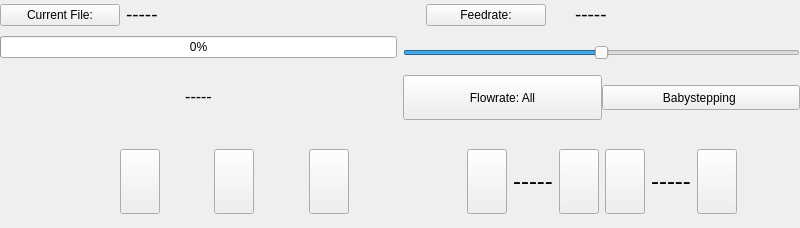
Qt form ClientApp/qt/activeprintwidget.ui (re3Dprinting/touchscreen) before a commit.
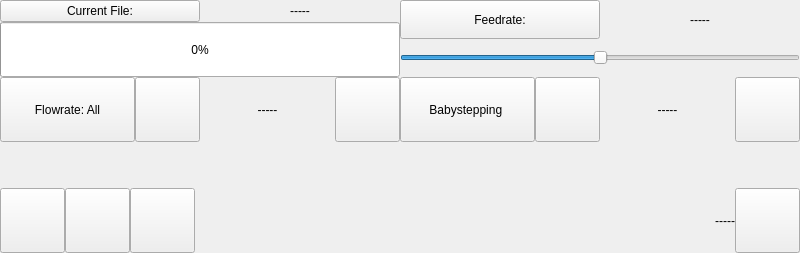
The same form after that commit. Icons and pictures are not drawn.

The edit to the form file:
```diff
--- a/ClientApp/qt/activeprintwidget.ui
+++ b/ClientApp/qt/activeprintwidget.ui
@@ -7,44 +7,169 @@
     <x>0</x>
     <y>0</y>
     <width>800</width>
-    <height>228</height>
+    <height>253</height>
    </rect>
   </property>
+  <property name="sizePolicy">
+   <sizepolicy hsizetype="Preferred" vsizetype="Preferred">
+    <horstretch>0</horstretch>
+    <verstretch>0</verstretch>
+   </sizepolicy>
+  </property>
   <property name="maximumSize">
    <size>
     <width>800</width>
-    <height>600</height>
+    <height>480</height>
    </size>
   </property>
   <property name="windowTitle">
    <string>TemperatureWindow</string>
   </property>
+  <layout class="QVBoxLayout" name="verticalLayout_3">
+   <property name="spacing">
+    <number>0</number>
+   </property>
+   <property name="leftMargin">
+    <number>0</number>
+   </property>
+   <property name="topMargin">
+    <number>0</number>
+   </property>
+   <property name="rightMargin">
+    <number>0</number>
+   </property>
+   <property name="bottomMargin">
+    <number>0</number>
+   </property>
+   <item>
   <layout class="QGridLayout" name="gridLayout">
-   <property name="leftMargin">
-    <number>0</number>
-   </property>
-   <property name="topMargin">
-    <number>0</number>
-   </property>
-   <property name="rightMargin">
-    <number>0</number>
-   </property>
-   <property name="bottomMargin">
-    <number>0</number>
-   </property>
+     <item row="1" column="1">
+      <layout class="QHBoxLayout" name="horizontalLayout_3">
+       <item>
+        <widget class="QPushButton" name="w_pushbutton_babystep">
+         <property name="sizePolicy">
+          <sizepolicy hsizetype="Preferred" vsizetype="Expanding">
+           <horstretch>0</horstretch>
+           <verstretch>0</verstretch>
+          </sizepolicy>
+         </property>
+         <property name="maximumSize">
+          <size>
+           <width>16777215</width>
+           <height>16777215</height>
+          </size>
+         </property>
+         <property name="text">
+          <string>Babystepping </string>
+         </property>
+        </widget>
+       </item>
+       <item>
+        <widget class="QPushButton" name="w_pushbutton_babystep_dec">
+         <property name="sizePolicy">
+          <sizepolicy hsizetype="Maximum" vsizetype="Maximum">
+           <horstretch>0</horstretch>
+           <verstretch>0</verstretch>
+          </sizepolicy>
+         </property>
+         <property name="minimumSize">
+          <size>
+           <width>65</width>
+           <height>65</height>
+          </size>
+         </property>
+         <property name="maximumSize">
+          <size>
+           <width>16777215</width>
+           <height>16777215</height>
+          </size>
+         </property>
+         <property name="text">
+          <string/>
+         </property>
+         <property name="icon">
+          <iconset resource="img.qrc">
+           <normaloff>:/img/img/Letft.png</normaloff>:/img/img/Letft.png</iconset>
+         </property>
+         <property name="iconSize">
+          <size>
+           <width>50</width>
+           <height>50</height>
+          </size>
+         </property>
+        </widget>
+       </item>
+       <item>
+        <widget class="QLabel" name="w_label_babystep_val">
+         <property name="sizePolicy">
+          <sizepolicy hsizetype="Preferred" vsizetype="Expanding">
+           <horstretch>0</horstretch>
+           <verstretch>0</verstretch>
+          </sizepolicy>
+         </property>
+         <property name="text">
+          <string>-----</string>
+         </property>
+         <property name="alignment">
+          <set>Qt::AlignCenter</set>
+         </property>
+        </widget>
+       </item>
+       <item>
+        <widget class="QPushButton" name="w_pushbutton_babystep_inc">
+         <property name="sizePolicy">
+          <sizepolicy hsizetype="Maximum" vsizetype="Maximum">
+           <horstretch>0</horstretch>
+           <verstretch>0</verstretch>
+          </sizepolicy>
+         </property>
+         <property name="minimumSize">
+          <size>
+           <width>65</width>
+           <height>65</height>
+          </size>
+         </property>
+         <property name="maximumSize">
+          <size>
+           <width>16777215</width>
+           <height>16777215</height>
+          </size>
+         </property>
+         <property name="text">
+          <string/>
+         </property>
+         <property name="icon">
+          <iconset resource="img.qrc">
+           <normaloff>:/img/img/Right.png</normaloff>:/img/img/Right.png</iconset>
+         </property>
+         <property name="iconSize">
+          <size>
+           <width>50</width>
+           <height>50</height>
+          </size>
+         </property>
+        </widget>
+       </item>
+      </layout>
+     </item>
    <item row="0" column="0">
+      <layout class="QVBoxLayout" name="verticalLayout_2">
+       <property name="spacing">
+        <number>0</number>
+       </property>
+       <item>
     <layout class="QHBoxLayout" name="horizontalLayout">
      <item>
       <widget class="QPushButton" name="w_label_file">
        <property name="sizePolicy">
-        <sizepolicy hsizetype="Maximum" vsizetype="Fixed">
+            <sizepolicy hsizetype="Preferred" vsizetype="Expanding">
          <horstretch>0</horstretch>
          <verstretch>0</verstretch>
         </sizepolicy>
        </property>
        <property name="minimumSize">
         <size>
-         <width>120</width>
+             <width>0</width>
          <height>0</height>
         </size>
        </property>
@@ -56,6 +181,30 @@
      <item>
       <widget class="QLabel" name="w_label_filename">
        <property name="sizePolicy">
+            <sizepolicy hsizetype="Preferred" vsizetype="Expanding">
+             <horstretch>0</horstretch>
+             <verstretch>0</verstretch>
+            </sizepolicy>
+           </property>
+           <property name="minimumSize">
+            <size>
+             <width>0</width>
+             <height>0</height>
+            </size>
+           </property>
+           <property name="text">
+            <string>-----</string>
+           </property>
+           <property name="alignment">
+            <set>Qt::AlignCenter</set>
+           </property>
+          </widget>
+         </item>
+        </layout>
+       </item>
+       <item>
+        <widget class="QProgressBar" name="w_progressbar_file_progress">
+         <property name="sizePolicy">
         <sizepolicy hsizetype="Preferred" vsizetype="Maximum">
          <horstretch>0</horstretch>
          <verstretch>0</verstretch>
@@ -64,25 +213,185 @@
        <property name="minimumSize">
         <size>
          <width>0</width>
-         <height>30</height>
-        </size>
-       </property>
+           <height>55</height>
+          </size>
+         </property>
+         <property name="value">
+          <number>0</number>
+         </property>
+        </widget>
+       </item>
+      </layout>
+     </item>
+     <item row="1" column="0">
+      <layout class="QHBoxLayout" name="horizontalLayout_2">
+       <item>
+        <widget class="QPushButton" name="w_pushbutton_flowrate">
+         <property name="sizePolicy">
+          <sizepolicy hsizetype="Preferred" vsizetype="Expanding">
+           <horstretch>0</horstretch>
+           <verstretch>0</verstretch>
+          </sizepolicy>
+         </property>
+         <property name="maximumSize">
+          <size>
+           <width>16777215</width>
+           <height>16777215</height>
+          </size>
+         </property>
        <property name="text">
-        <string>&lt;html&gt;&lt;head/&gt;&lt;body&gt;&lt;p&gt;&lt;span style=&quot; font-size:14pt;&quot;&gt;-----&lt;/span&gt;&lt;/p&gt;&lt;/body&gt;&lt;/html&gt;</string>
+          <string>Flowrate: All</string>
        </property>
       </widget>
      </item>
-    </layout>
-   </item>
-   <item row="1" column="1">
+       <item>
+        <widget class="QPushButton" name="w_pushbutton_flowrate_dec">
+         <property name="sizePolicy">
+          <sizepolicy hsizetype="Maximum" vsizetype="Maximum">
+           <horstretch>0</horstretch>
+           <verstretch>0</verstretch>
+          </sizepolicy>
+         </property>
+         <property name="minimumSize">
+          <size>
+           <width>65</width>
+           <height>65</height>
+          </size>
+         </property>
+         <property name="maximumSize">
+          <size>
+           <width>16777215</width>
+           <height>16777215</height>
+          </size>
+         </property>
+         <property name="text">
+          <string/>
+         </property>
+         <property name="icon">
+          <iconset resource="img.qrc">
+           <normaloff>:/img/img/Letft.png</normaloff>:/img/img/Letft.png</iconset>
+         </property>
+         <property name="iconSize">
+          <size>
+           <width>50</width>
+           <height>50</height>
+          </size>
+         </property>
+        </widget>
+       </item>
+       <item>
+        <widget class="QLabel" name="w_label_flowrate">
+         <property name="sizePolicy">
+          <sizepolicy hsizetype="Preferred" vsizetype="Expanding">
+           <horstretch>0</horstretch>
+           <verstretch>0</verstretch>
+          </sizepolicy>
+         </property>
+         <property name="text">
+          <string>-----</string>
+         </property>
+         <property name="alignment">
+          <set>Qt::AlignCenter</set>
+         </property>
+        </widget>
+       </item>
+       <item>
+        <widget class="QPushButton" name="w_pushbutton_flowrate_inc">
+         <property name="sizePolicy">
+          <sizepolicy hsizetype="Maximum" vsizetype="Maximum">
+           <horstretch>0</horstretch>
+           <verstretch>0</verstretch>
+          </sizepolicy>
+         </property>
+         <property name="minimumSize">
+          <size>
+           <width>65</width>
+           <height>65</height>
+          </size>
+         </property>
+         <property name="maximumSize">
+          <size>
+           <width>16777215</width>
+           <height>16777215</height>
+          </size>
+         </property>
+         <property name="text">
+          <string/>
+         </property>
+         <property name="icon">
+          <iconset resource="img.qrc">
+           <normaloff>:/img/img/Right.png</normaloff>:/img/img/Right.png</iconset>
+         </property>
+         <property name="iconSize">
+          <size>
+           <width>50</width>
+           <height>50</height>
+          </size>
+         </property>
+        </widget>
+       </item>
+      </layout>
+     </item>
+     <item row="0" column="1">
     <layout class="QVBoxLayout" name="verticalLayout">
      <property name="spacing">
-      <number>6</number>
-     </property>
+        <number>0</number>
+       </property>
+       <item>
+        <layout class="QHBoxLayout" name="horizontalLayout_5">
+         <item>
+          <widget class="QPushButton" name="w_pushbutton_feedrate">
+           <property name="sizePolicy">
+            <sizepolicy hsizetype="Preferred" vsizetype="Expanding">
+             <horstretch>0</horstretch>
+             <verstretch>0</verstretch>
+            </sizepolicy>
+           </property>
+           <property name="minimumSize">
+            <size>
+             <width>0</width>
+             <height>0</height>
+            </size>
+           </property>
+           <property name="text">
+            <string>Feedrate:</string>
+           </property>
+          </widget>
+         </item>
+         <item>
+          <widget class="QLabel" name="w_label_feedrate">
+           <property name="sizePolicy">
+            <sizepolicy hsizetype="Preferred" vsizetype="Expanding">
+             <horstretch>0</horstretch>
+             <verstretch>0</verstretch>
+            </sizepolicy>
+           </property>
+           <property name="minimumSize">
+            <size>
+             <width>0</width>
+             <height>0</height>
+            </size>
+           </property>
+           <property name="maximumSize">
+            <size>
+             <width>16777215</width>
+             <height>16777215</height>
+            </size>
+           </property>
+           <property name="text">
+            <string>-----</string>
+           </property>
+           <property name="alignment">
+            <set>Qt::AlignCenter</set>
+           </property>
+          </widget>
+         </item>
+        </layout>
+       </item>
      <item>
       <widget class="QSlider" name="w_slider_feedrate">
        <property name="sizePolicy">
-        <sizepolicy hsizetype="Preferred" vsizetype="Maximum">
+          <sizepolicy hsizetype="Preferred" vsizetype="Expanding">
          <horstretch>0</horstretch>
          <verstretch>0</verstretch>
         </sizepolicy>
@@ -122,164 +431,65 @@
        </property>
       </widget>
      </item>
+      </layout>
+     </item>
+    </layout>
+   </item>
      <item>
-      <layout class="QHBoxLayout" name="horizontalLayout_4">
+    <spacer name="verticalSpacer">
+     <property name="orientation">
+      <enum>Qt::Vertical</enum>
+     </property>
+     <property name="sizeHint" stdset="0">
+      <size>
+       <width>20</width>
+       <height>27</height>
+      </size>
+     </property>
+    </spacer>
+   </item>
+   <item>
+    <widget class="QWidget" name="widget" native="true">
+     <layout class="QHBoxLayout" name="horizontalLayout_7">
        <property name="spacing">
         <number>0</number>
        </property>
+      <property name="leftMargin">
+       <number>0</number>
+      </property>
        <property name="topMargin">
         <number>0</number>
        </property>
-       <item>
-        <widget class="QPushButton" name="FlowrateLabel">
-         <property name="sizePolicy">
-          <sizepolicy hsizetype="Minimum" vsizetype="Expanding">
-           <horstretch>0</horstretch>
-           <verstretch>0</verstretch>
-          </sizepolicy>
-         </property>
-         <property name="maximumSize">
-          <size>
-           <width>200</width>
-           <height>45</height>
-          </size>
-         </property>
-         <property name="text">
-          <string>Flowrate: All</string>
-         </property>
-        </widget>
-       </item>
+      <property name="rightMargin">
+       <number>0</number>
+      </property>
+      <property name="bottomMargin">
+       <number>0</number>
+      </property>
        <item>
-        <widget class="QPushButton" name="w_pushbutton_babystep">
-         <property name="maximumSize">
-          <size>
-           <width>200</width>
-           <height>25</height>
-          </size>
-         </property>
-         <property name="text">
-          <string>Babystepping </string>
-         </property>
-        </widget>
-       </item>
-      </layout>
-     </item>
-    </layout>
-   </item>
-   <item row="0" column="1">
-    <layout class="QHBoxLayout" name="horizontalLayout_5">
-     <item>
-      <widget class="QPushButton" name="w_pushbutton_feedrate">
+       <widget class="QPushButton" name="Back">
        <property name="sizePolicy">
-        <sizepolicy hsizetype="Maximum" vsizetype="Fixed">
+         <sizepolicy hsizetype="Maximum" vsizetype="Maximum">
          <horstretch>0</horstretch>
          <verstretch>0</verstretch>
         </sizepolicy>
        </property>
        <property name="minimumSize">
         <size>
-         <width>120</width>
-         <height>0</height>
-        </size>
-       </property>
-       <property name="text">
-        <string>Feedrate:</string>
-       </property>
-      </widget>
-     </item>
-     <item>
-      <widget class="QLabel" name="w_label_feedrate">
-       <property name="sizePolicy">
-        <sizepolicy hsizetype="Minimum" vsizetype="Maximum">
-         <horstretch>0</horstretch>
-         <verstretch>0</verstretch>
-        </sizepolicy>
-       </property>
-       <property name="minimumSize">
-        <size>
-         <width>0</width>
-         <height>30</height>
-        </size>
-       </property>
+          <width>65</width>
+          <height>65</height>
+         </size>
+        </property>
        <property name="maximumSize">
         <size>
-         <width>200</width>
+          <width>16777215</width>
          <height>16777215</height>
         </size>
        </property>
-       <property name="text">
-        <string>&lt;html&gt;&lt;head/&gt;&lt;body&gt;&lt;p&gt;&lt;span style=&quot; font-size:14pt;&quot;&gt;-----&lt;/span&gt;&lt;/p&gt;&lt;/body&gt;&lt;/html&gt;</string>
-       </property>
-      </widget>
-     </item>
-    </layout>
-   </item>
-   <item row="1" column="0">
-    <layout class="QVBoxLayout" name="verticalLayout_2">
-     <item>
-      <widget class="QProgressBar" name="w_progressbar_file_progress">
-       <property name="sizePolicy">
-        <sizepolicy hsizetype="Preferred" vsizetype="Maximum">
-         <horstretch>0</horstretch>
-         <verstretch>0</verstretch>
-        </sizepolicy>
-       </property>
-       <property name="minimumSize">
-        <size>
-         <width>280</width>
-         <height>0</height>
-        </size>
-       </property>
-       <property name="value">
-        <number>0</number>
-       </property>
-      </widget>
-     </item>
-     <item>
-      <widget class="QLabel" name="w_label_position">
-       <property name="sizePolicy">
-        <sizepolicy hsizetype="Preferred" vsizetype="Expanding">
-         <horstretch>0</horstretch>
-         <verstretch>0</verstretch>
-        </sizepolicy>
-       </property>
+        <property name="focusPolicy">
+         <enum>Qt::NoFocus</enum>
+        </property>
        <property name="text">
-        <string>&lt;html&gt;&lt;head/&gt;&lt;body&gt;&lt;p align=&quot;center&quot;&gt;&lt;span style=&quot; font-size:12pt;&quot;&gt;-----&lt;/span&gt;&lt;/p&gt;&lt;/body&gt;&lt;/html&gt;</string>
-       </property>
-      </widget>
-     </item>
-    </layout>
-   </item>
-   <item row="3" column="1">
-    <layout class="QHBoxLayout" name="horizontalLayout_3">
-     <item>
-      <spacer name="horizontalSpacer_5">
-       <property name="orientation">
-        <enum>Qt::Horizontal</enum>
-       </property>
-       <property name="sizeHint" stdset="0">
-        <size>
-         <width>40</width>
-         <height>20</height>
-        </size>
-       </property>
-      </spacer>
-     </item>
-     <item>
-      <widget class="QPushButton" name="w_pushbutton_flowrate_dec">
-       <property name="sizePolicy">
-        <sizepolicy hsizetype="Minimum" vsizetype="Minimum">
-         <horstretch>0</horstretch>
-         <verstretch>0</verstretch>
-        </sizepolicy>
-       </property>
-       <property name="maximumSize">
-        <size>
-         <width>65</width>
-         <height>65</height>
-        </size>
-       </property>
-       <property name="text">
         <string/>
        </property>
        <property name="icon">
@@ -288,169 +498,32 @@
        </property>
        <property name="iconSize">
         <size>
-         <width>50</width>
-         <height>50</height>
-        </size>
-       </property>
-      </widget>
-     </item>
-     <item>
-      <widget class="QLabel" name="w_label_flowrate">
-       <property name="sizePolicy">
-        <sizepolicy hsizetype="Preferred" vsizetype="Expanding">
-         <horstretch>0</horstretch>
-         <verstretch>0</verstretch>
-        </sizepolicy>
-       </property>
-       <property name="text">
-        <string>&lt;html&gt;&lt;head/&gt;&lt;body&gt;&lt;p align=&quot;center&quot;&gt;&lt;span style=&quot; font-size:18pt;&quot;&gt;-----&lt;/span&gt;&lt;/p&gt;&lt;/body&gt;&lt;/html&gt;</string>
-       </property>
-      </widget>
-     </item>
-     <item>
-      <widget class="QPushButton" name="w_pushbutton_flowrate_inc">
-       <property name="sizePolicy">
-        <sizepolicy hsizetype="Minimum" vsizetype="Minimum">
-         <horstretch>0</horstretch>
-         <verstretch>0</verstretch>
-        </sizepolicy>
-       </property>
-       <property name="maximumSize">
-        <size>
          <width>65</width>
          <height>65</height>
         </size>
        </property>
-       <property name="text">
-        <string/>
-       </property>
-       <property name="icon">
-        <iconset>
-         <normaloff>img/uparrow.png</normaloff>img/uparrow.png</iconset>
-       </property>
-       <property name="iconSize">
-        <size>
-         <width>50</width>
-         <height>50</height>
-        </size>
-       </property>
-      </widget>
-     </item>
-     <item>
-      <widget class="QPushButton" name="w_pushbutton_babystep_dec">
-       <property name="sizePolicy">
-        <sizepolicy hsizetype="Minimum" vsizetype="Minimum">
-         <horstretch>0</horstretch>
-         <verstretch>0</verstretch>
-        </sizepolicy>
-       </property>
-       <property name="maximumSize">
-        <size>
-         <width>65</width>
-         <height>65</height>
-        </size>
-       </property>
-       <property name="text">
-        <string/>
-       </property>
-       <property name="icon">
-        <iconset>
-         <normaloff>img/downarrow.png</normaloff>img/downarrow.png</iconset>
-       </property>
-       <property name="iconSize">
-        <size>
-         <width>50</width>
-         <height>50</height>
-        </size>
-       </property>
-      </widget>
-     </item>
-     <item>
-      <widget class="QLabel" name="w_label_babystep_val">
-       <property name="sizePolicy">
-        <sizepolicy hsizetype="Preferred" vsizetype="Expanding">
-         <horstretch>0</horstretch>
-         <verstretch>0</verstretch>
-        </sizepolicy>
-       </property>
-       <property name="text">
-        <string>&lt;html&gt;&lt;head/&gt;&lt;body&gt;&lt;p align=&quot;center&quot;&gt;&lt;span style=&quot; font-size:18pt;&quot;&gt;-----&lt;/span&gt;&lt;/p&gt;&lt;/body&gt;&lt;/html&gt;</string>
-       </property>
-      </widget>
-     </item>
-     <item>
-      <widget class="QPushButton" name="w_pushbutton_babystep_inc">
-       <property name="sizePolicy">
-        <sizepolicy hsizetype="Minimum" vsizetype="Minimum">
-         <horstretch>0</horstretch>
-         <verstretch>0</verstretch>
-        </sizepolicy>
-       </property>
-       <property name="maximumSize">
-        <size>
-         <width>65</width>
-         <height>65</height>
-        </size>
-       </property>
-       <property name="text">
-        <string/>
-       </property>
-       <property name="icon">
-        <iconset>
-         <normaloff>img/uparrow.png</normaloff>img/uparrow.png</iconset>
-       </property>
-       <property name="iconSize">
-        <size>
-         <width>50</width>
-         <height>50</height>
-        </size>
-       </property>
-      </widget>
-     </item>
-     <item>
-      <spacer name="horizontalSpacer_6">
-       <property name="orientation">
-        <enum>Qt::Horizontal</enum>
-       </property>
-       <property name="sizeHint" stdset="0">
-        <size>
-         <width>40</width>
-         <height>20</height>
-        </size>
-       </property>
-      </spacer>
-     </item>
-    </layout>
-   </item>
-   <item row="3" column="0">
-    <layout class="QHBoxLayout" name="horizontalLayout_2">
-     <item>
-      <spacer name="horizontalSpacer">
-       <property name="orientation">
-        <enum>Qt::Horizontal</enum>
-       </property>
-       <property name="sizeHint" stdset="0">
-        <size>
-         <width>120</width>
-         <height>20</height>
-        </size>
-       </property>
-      </spacer>
+       </widget>
      </item>
      <item>
       <widget class="QPushButton" name="w_pushbutton_pauseprint">
        <property name="sizePolicy">
-        <sizepolicy hsizetype="Minimum" vsizetype="Fixed">
+         <sizepolicy hsizetype="Maximum" vsizetype="Maximum">
          <horstretch>0</horstretch>
          <verstretch>0</verstretch>
         </sizepolicy>
        </property>
-       <property name="maximumSize">
+        <property name="minimumSize">
         <size>
          <width>65</width>
          <height>65</height>
         </size>
        </property>
+        <property name="maximumSize">
+         <size>
+          <width>16777215</width>
+          <height>16777215</height>
+         </size>
+        </property>
        <property name="styleSheet">
         <string notr="true"/>
        </property>
@@ -469,33 +542,26 @@
        </property>
       </widget>
      </item>
-     <item>
-      <spacer name="horizontalSpacer_2">
-       <property name="orientation">
-        <enum>Qt::Horizontal</enum>
-       </property>
-       <property name="sizeHint" stdset="0">
-        <size>
-         <width>40</width>
-         <height>20</height>
-        </size>
-       </property>
-      </spacer>
-     </item>
      <item>
       <widget class="QPushButton" name="w_pushbutton_resumeprint">
        <property name="sizePolicy">
-        <sizepolicy hsizetype="Minimum" vsizetype="Fixed">
+         <sizepolicy hsizetype="Maximum" vsizetype="Maximum">
          <horstretch>0</horstretch>
          <verstretch>0</verstretch>
         </sizepolicy>
        </property>
-       <property name="maximumSize">
+        <property name="minimumSize">
         <size>
          <width>65</width>
          <height>65</height>
         </size>
        </property>
+        <property name="maximumSize">
+         <size>
+          <width>16777215</width>
+          <height>16777215</height>
+         </size>
+        </property>
        <property name="text">
         <string/>
        </property>
@@ -512,30 +578,45 @@
       </widget>
      </item>
      <item>
-      <spacer name="horizontalSpacer_3">
-       <property name="orientation">
-        <enum>Qt::Horizontal</enum>
-       </property>
-       <property name="sizeHint" stdset="0">
+       <widget class="QLabel" name="w_label_position">
+        <property name="sizePolicy">
+         <sizepolicy hsizetype="Preferred" vsizetype="Expanding">
+          <horstretch>0</horstretch>
+          <verstretch>0</verstretch>
+         </sizepolicy>
+        </property>
+        <property name="minimumSize">
         <size>
          <width>40</width>
-         <height>20</height>
-        </size>
-       </property>
-      </spacer>
+          <height>0</height>
+         </size>
+        </property>
+        <property name="text">
+         <string>-----</string>
+        </property>
+        <property name="alignment">
+         <set>Qt::AlignRight|Qt::AlignTrailing|Qt::AlignVCenter</set>
+        </property>
+       </widget>
      </item>
      <item>
       <widget class="QPushButton" name="w_pushbutton_fan">
        <property name="sizePolicy">
-        <sizepolicy hsizetype="Minimum" vsizetype="Fixed">
+         <sizepolicy hsizetype="Maximum" vsizetype="Maximum">
          <horstretch>0</horstretch>
          <verstretch>0</verstretch>
         </sizepolicy>
        </property>
+        <property name="minimumSize">
+         <size>
+          <width>65</width>
+          <height>65</height>
+         </size>
+        </property>
        <property name="maximumSize">
         <size>
-         <width>65</width>
-         <height>65</height>
+          <width>16777215</width>
+          <height>16777215</height>
         </size>
        </property>
        <property name="text">
@@ -547,26 +628,14 @@
        </property>
        <property name="iconSize">
         <size>
-         <width>55</width>
-         <height>55</height>
+          <width>65</width>
+          <height>65</height>
         </size>
        </property>
       </widget>
      </item>
-     <item>
-      <spacer name="horizontalSpacer_4">
-       <property name="orientation">
-        <enum>Qt::Horizontal</enum>
-       </property>
-       <property name="sizeHint" stdset="0">
-        <size>
-         <width>40</width>
-         <height>20</height>
-        </size>
-       </property>
-      </spacer>
-     </item>
-    </layout>
+     </layout>
+    </widget>
    </item>
   </layout>
  </widget>
```
Left out of the diff: 16 changed lines with no effect on the pictures. Lines whose indentation alone changed are shown as unchanged.
